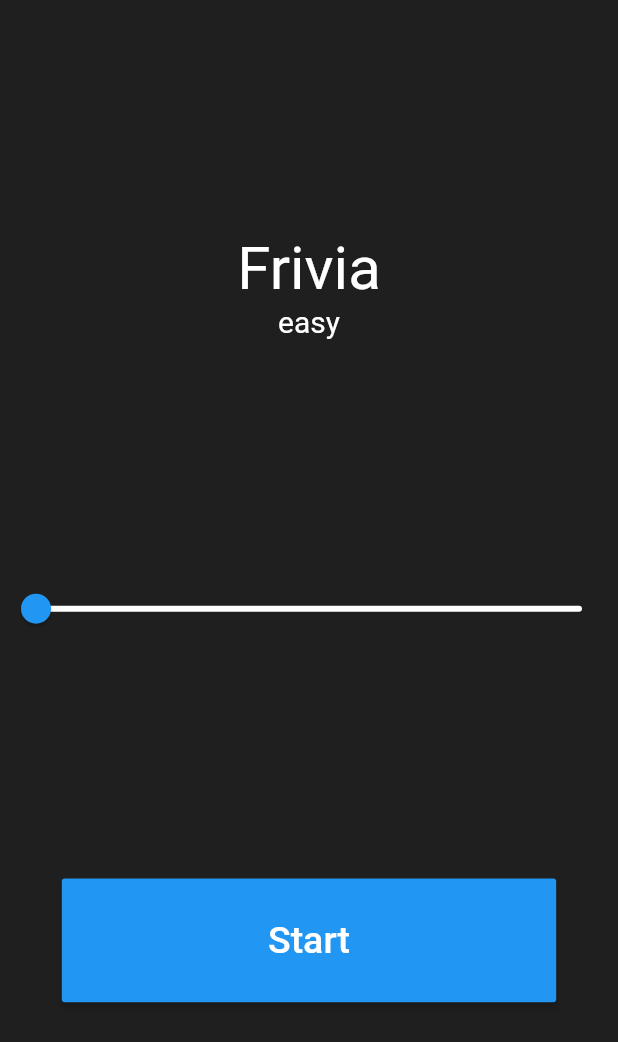
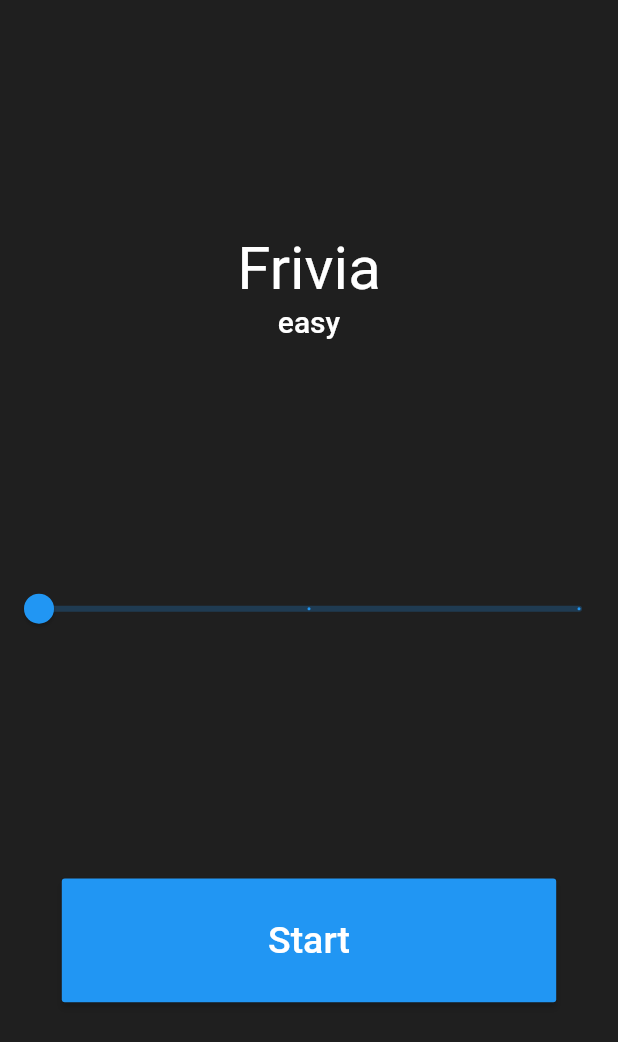
Before and after one commit to wanjohimiriam/Frivia-App, a Flutter app: the screen it shows after launch, on a phone screen of 412 x 824 dp. Shown: the top 1042 px of the screen. Run offline on Flutter 3.47's test engine with Material 2 defaults, Android fonts, the light colour scheme and no system bars; our stand-ins replace dio; Roboto replaces fonts that are missing (ArchitectsDaughters).

Commit message:
Slider Widget

```diff
--- a/lib/pages/homePage.dart
+++ b/lib/pages/homePage.dart
@@ -1,4 +1,4 @@
-// ignore_for_file: prefer_const_constructors, prefer_const_literals_to_create_immutables, non_constant_identifier_names
+// ignore_for_file: prefer_const_constructors, prefer_const_literals_to_create_immutables, non_constant_identifier_names, prefer_final_fields
 
 import 'package:flutter/material.dart';
 import 'package:frivia_app/pages/game_page.dart';
@@ -13,6 +13,8 @@ class Homepage extends StatefulWidget {
 class _HomepageState extends State<Homepage> {
   double currentValue = 0;
   double? _devWidth, _devHeight;
+  List _difficulty =["easy", "difficulty" ,"hard"];
+
   @override
   Widget build(BuildContext context) {
     _devHeight = MediaQuery.of(context).size.height;
@@ -30,15 +32,18 @@ class _HomepageState extends State<Homepage> {
                 Text("Frivia",
                     style: TextStyle(color: Colors.white, fontSize: 40)),
                 Text(
-                  "easy",
-                  style: TextStyle(color: Colors.white, fontSize: 20),
+                  _difficulty[currentValue.toInt()],
+                  style: TextStyle(color: Colors.white, fontSize: 20, fontWeight: FontWeight.w500),
                 ),
               ],
             ),
             Slider(
+              min: 0,
+              max: 2,
+              label: "difficulty",
                 value: currentValue,
+                divisions: 2,
                 activeColor: Colors.blue,
-                inactiveColor: Colors.white,
                 onChanged: (value) {
                   setState(() {
                     currentValue = value;
```
